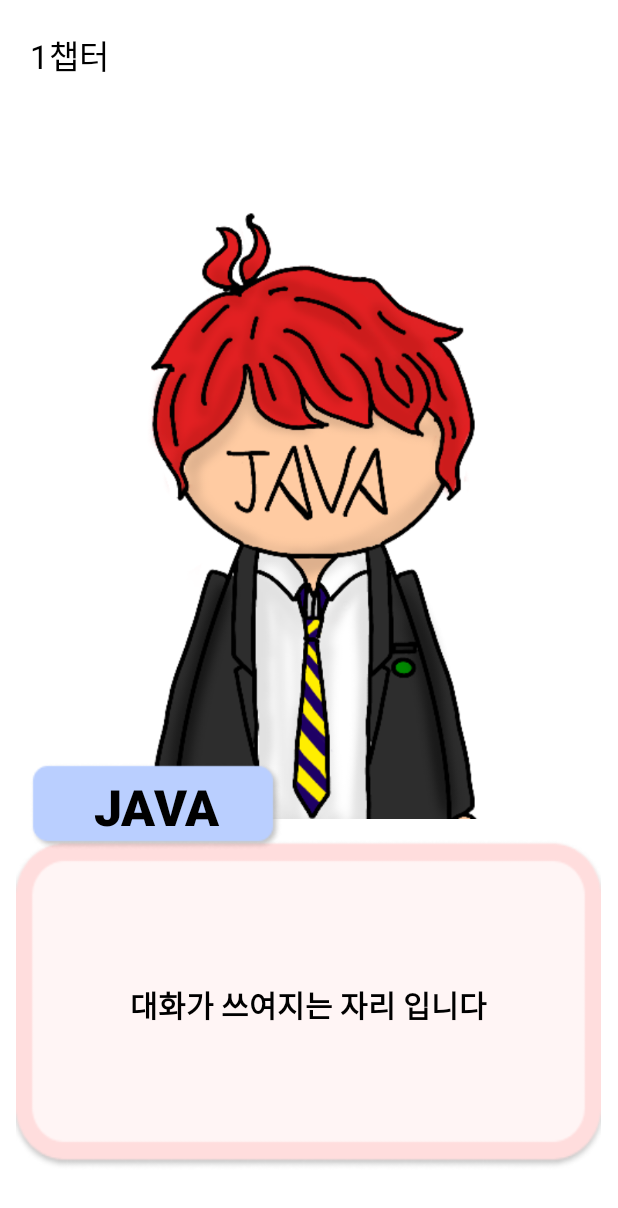
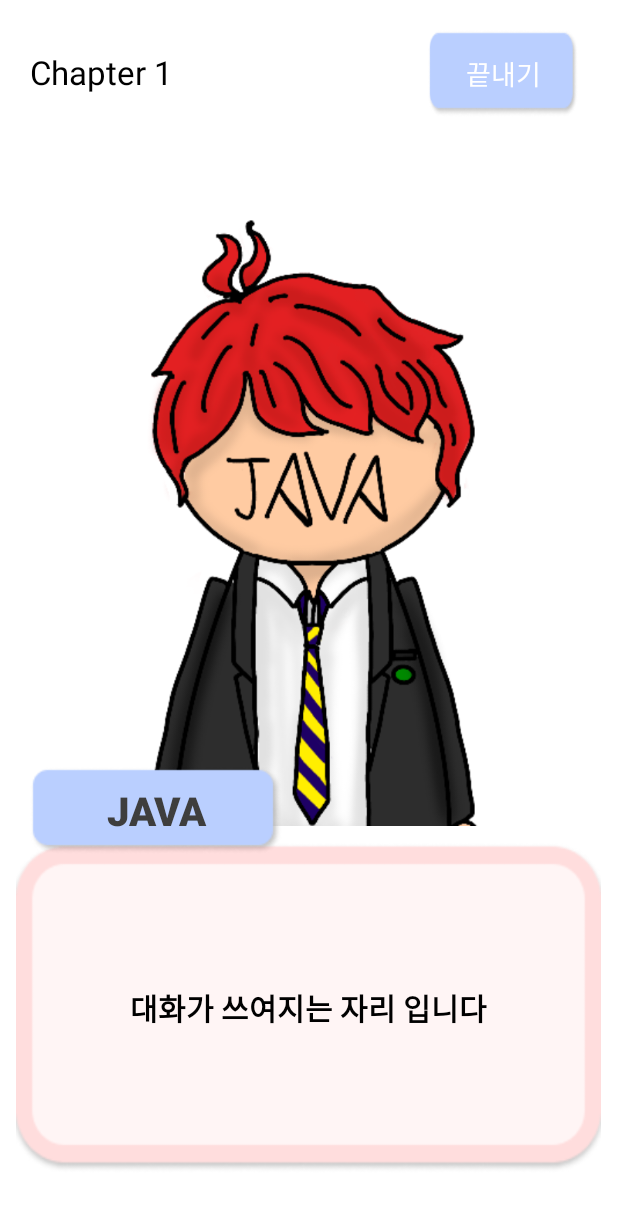
Before and after one commit to ProgrammerYes25/grasp_heart_of_his, an Android app: the StoryActivity screen opened directly, with no data from a screen before it, on a phone screen of 412 x 824 dp. Shown: the top 1208 px of the screen. Run offline under Robolectric (Android 15) with nearby library versions, the phone set to English and light mode, and no system bars.

Commit message:
스토리 진행 중 나가기 버튼 기능 완성

```diff
--- a/app/src/main/java/ctrl_s_0106_2114_0815_2112_ysgy/project/grasp_heart_of_his/StoryActivity.java
+++ b/app/src/main/java/ctrl_s_0106_2114_0815_2112_ysgy/project/grasp_heart_of_his/StoryActivity.java
@@ -1,9 +1,13 @@
 package ctrl_s_0106_2114_0815_2112_ysgy.project.grasp_heart_of_his;
 
+import androidx.appcompat.app.AlertDialog;
 import androidx.appcompat.app.AppCompatActivity;
 
+import android.content.DialogInterface;
+import android.content.Intent;
 import android.database.sqlite.SQLiteDatabase;
 import android.os.Bundle;
+import android.view.View;
 import android.widget.Button;
 import android.widget.ImageView;
 import android.widget.TextView;
@@ -11,7 +15,7 @@ import android.widget.TextView;
 public class StoryActivity extends AppCompatActivity {
     TextView chapterText;
     ImageView characterImg;
-    Button chatBox, nameBox;
+    Button chatBox, nameBox, backBtn;
     DBHelper dbHelper;
     SQLiteDatabase database;
     int chapter;
@@ -23,12 +27,30 @@ public class StoryActivity extends AppCompatActivity {
         characterImg = findViewById(R.id.character_img);
         chatBox = findViewById(R.id.chat_box);
         nameBox = findViewById(R.id.name_box);
-//        this.chapter = storyListActivity.chapter;
+        backBtn = findViewById(R.id.back_btn);
+//      this.chapter = storyListActivity.chapter;
         chapter = 1;
-
+        chapterText.setText("Chapter "+chapter);
         dbHelper = new DBHelper(this);
         database = dbHelper.getWritableDatabase();
         database.rawQuery("SELECT * FROM userTable WHERE chapter_no ="+chapter+";",null);
-
+        backBtn.setOnClickListener(backOnClickListener);
     }
+    View.OnClickListener backOnClickListener = new View.OnClickListener() {
+        @Override
+        public void onClick(View v) {
+            AlertDialog.Builder dlg = new AlertDialog.Builder(StoryActivity.this);
+            dlg.setTitle("확인");
+            dlg.setMessage("지금 나가면 현재 진행 사항이 저장 되지 않습니다.");
+            dlg.setPositiveButton("나가기", new DialogInterface.OnClickListener() {
+                @Override
+                public void onClick(DialogInterface dialog, int which) {
+                    Intent backIntent = new Intent(getApplicationContext(),storyListActivity.class);
+                    startActivity(backIntent);
+                }
+            });
+            dlg.setNegativeButton("게임으로 돌아가기",null);
+            dlg.show();
+        }
+    };
 }
--- a/app/src/main/java/ctrl_s_0106_2114_0815_2112_ysgy/project/grasp_heart_of_his/startActivity.java
+++ b/app/src/main/java/ctrl_s_0106_2114_0815_2112_ysgy/project/grasp_heart_of_his/startActivity.java
@@ -6,6 +6,7 @@ import android.content.Intent;
 import android.database.sqlite.SQLiteDatabase;
 import android.os.Bundle;
 import android.view.View;
+import android.widget.Button;
 import android.widget.ImageView;
 
 public class startActivity extends AppCompatActivity {
--- a/app/src/main/res/layout/activity_story.xml
+++ b/app/src/main/res/layout/activity_story.xml
@@ -7,6 +7,11 @@
     android:orientation="vertical"
     android:background="@color/white"
     tools:context=".StoryActivity">
+    <LinearLayout
+        android:layout_width="match_parent"
+        android:layout_height="wrap_content"
+        android:orientation="horizontal"
+        >
         <TextView
             android:id="@+id/chapter_text"
             android:layout_width="wrap_content"
@@ -16,6 +21,18 @@
             android:background="@color/white"
             android:textColor="@color/black"
             android:text="1챕터"/>
+        <Button
+            android:id="@+id/back_btn"
+            android:layout_width="100dp"
+            android:layout_height="wrap_content"
+            android:layout_marginTop="20dp"
+            android:layout_marginLeft="150dp"
+            android:text="끝내기"
+            android:textSize="8pt"
+            android:background="@drawable/name_btn"
+            />
+    </LinearLayout>
+
     <FrameLayout
         android:layout_width="match_parent"
         android:layout_height="match_parent">
@@ -47,8 +64,8 @@
             android:layout_marginTop="89.5dp"
             android:layout_marginLeft="20dp"
             android:text="JAVA"
-            android:textColor="@color/black"
-            android:textSize="15pt"
+            android:textColor="#3E3E3E"
+            android:textSize="12pt"
             android:textStyle="bold"
             android:background="@drawable/name_btn"/>
     </FrameLayout>
--- a/app/src/main/res/layout/activity_story_list.xml
+++ b/app/src/main/res/layout/activity_story_list.xml
@@ -5,7 +5,6 @@
     android:layout_width="match_parent"
     android:layout_height="match_parent"
     android:orientation="vertical"
-
     tools:context=".storyListActivity">
     <LinearLayout
         android:layout_width="match_parent"
```
Also changed, not shown: app/src/main/java/ctrl_s_0106_2114_0815_2112_ysgy/project/grasp_heart_of_his/storyListActivity.java (+18 -1 lines). Lines whose indentation alone changed are shown as unchanged.
